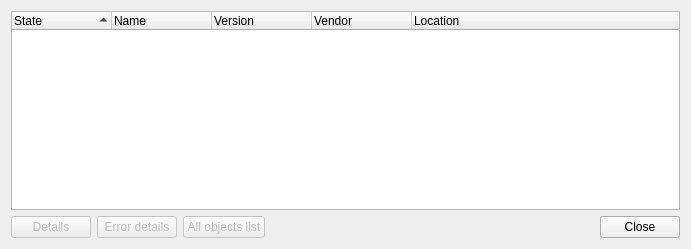
Qt form code/nel/tools/3d/object_viewer_qt/src/plugins/core/plugin_view_dialog.ui (ryzom/ryzomcore) before a commit.
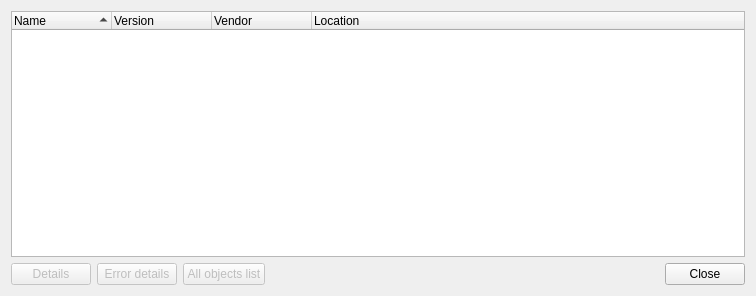
The same form after that commit.

Commit message: Changed: #1193 Added the feature of enable/disable plugins on startup program.

```diff
--- a/code/nel/tools/3d/object_viewer_qt/src/plugins/core/plugin_view_dialog.ui
+++ b/code/nel/tools/3d/object_viewer_qt/src/plugins/core/plugin_view_dialog.ui
@@ -6,8 +6,8 @@
    <rect>
     <x>0</x>
     <y>0</y>
-    <width>691</width>
-    <height>249</height>
+    <width>756</width>
+    <height>296</height>
    </rect>
   </property>
   <property name="windowTitle">
@@ -37,14 +37,6 @@
      <property name="sortingEnabled">
       <bool>true</bool>
      </property>
-     <attribute name="headerDefaultSectionSize">
-      <number>100</number>
-     </attribute>
-     <column>
-      <property name="text">
-       <string>State</string>
-      </property>
-     </column>
      <column>
       <property name="text">
        <string>Name</string>
```
Left out of the diff: 6 changed lines with no effect on the pictures. The commit also changes 12 other files.
